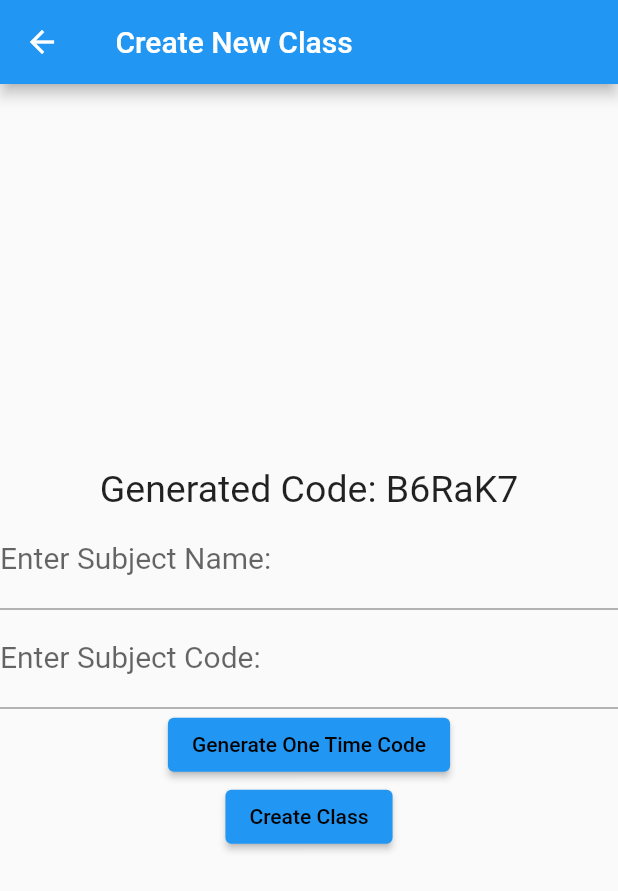
After one commit to Being-Altruistic/AttendanceSystem_Flutter-main, a Flutter app: the CreateClassFaculty screen opened directly, after a tap on "Generate One Time Code", on a phone screen of 412 x 824 dp. The commit adds this screen. Shown: the top 891 px of the screen. Run offline on Flutter 3.47's test engine with Material 2 defaults, Android fonts, the light colour scheme and no system bars; our stand-ins replace fluttertoast, shared_preferences; missing offline and left inert: dart:ffi, otp; accounts and stored records are empty.

Commit message:
Faculty Create Class done

```diff
--- /dev/null
+++ b/lib/createNewFacultyClass.dart
@@ -0,0 +1,165 @@
+import 'dart:convert';
+import 'dart:ffi';
+import 'dart:math';
+
+import 'package:attendancesystem/facultyDashboard.dart';
+import 'package:flutter/material.dart';
+import 'package:fluttertoast/fluttertoast.dart';
+import 'package:http/http.dart' as http;
+import 'package:shared_preferences/shared_preferences.dart';
+
+class CreateClassFaculty extends StatefulWidget {
+  const CreateClassFaculty({super.key});
+
+  @override
+  State<CreateClassFaculty> createState() => _CreateClassFacultyState();
+}
+
+class _CreateClassFacultyState extends State<CreateClassFaculty> {
+  static String user_id_saved_session_value = "";
+  static String user_name_saved_session_value = "";
+  TextEditingController subject_name = TextEditingController();
+  TextEditingController subject_code = TextEditingController();
+
+  String class_code = "";
+  generateRandomString() {
+    setState(() {
+      int length = 6;
+      final random = Random();
+      const availableChars =
+          'AaBbCcDdEeFfGgHhIiJjKkLlMmNnOoPpQqRrSsTtUuVvWwXxYyZz1234567890';
+      final randomString = List.generate(length,
+              (index) => availableChars[random.nextInt(availableChars.length)])
+          .join();
+
+      class_code = randomString;
+    });
+  }
+
+  Future getUserName() async {
+    SharedPreferences preferences_name = await SharedPreferences.getInstance();
+    setState(() {
+      user_name_saved_session_value = preferences_name.getString('user_name')!;
+    });
+  }
+
+  Future getUserId() async {
+    SharedPreferences preferences_id = await SharedPreferences.getInstance();
+    setState(() {
+      user_id_saved_session_value = preferences_id.getString('user_id')!;
+    });
+  }
+
+  Future createClass() async {
+    SharedPreferences preferences_name = await SharedPreferences.getInstance();
+    user_name_saved_session_value = preferences_name.getString('user_name')!;
+
+    if (subject_code.text.isNotEmpty && subject_name.text.isNotEmpty) {
+      var url =
+          "https://gopunchin.000webhostapp.com/create_new_subject_classroom_faculty.php";
+      var response = await http.post(Uri.parse(url), body: {
+        'user_id': user_id_saved_session_value,
+        'user_name': user_name_saved_session_value,
+        'subject_name': subject_name.text,
+        'subject_code': subject_code.text,
+        'class_code': class_code
+      });
+      var data = json.decode(response.body);
+      if (data == 'Error') {
+        Fluttertoast.showToast(
+            msg: "Class Already Created",
+            toastLength: Toast.LENGTH_SHORT,
+            gravity: ToastGravity.CENTER,
+            timeInSecForIosWeb: 1,
+            backgroundColor: Colors.red,
+            textColor: Colors.white,
+            fontSize: 16.0);
+      } else {
+        Fluttertoast.showToast(
+            msg: "Class Created Successfully",
+            toastLength: Toast.LENGTH_SHORT,
+            gravity: ToastGravity.CENTER,
+            timeInSecForIosWeb: 1,
+            backgroundColor: Colors.green,
+            textColor: Colors.white,
+            fontSize: 16.0);
+      }
+    } else {
+      Fluttertoast.showToast(
+          msg: "Please fill required details",
+          toastLength: Toast.LENGTH_SHORT,
+          gravity: ToastGravity.CENTER,
+          timeInSecForIosWeb: 1,
+          backgroundColor: Colors.red,
+          textColor: Colors.white,
+          fontSize: 16.0);
+    }
+  }
+
+  @override
+  Widget build(BuildContext context) {
+    return Scaffold(
+        appBar: AppBar(
+          title: Text(' Create New Class '),
+        ),
+        body: SafeArea(
+          child: Column(
+            mainAxisAlignment: MainAxisAlignment.center,
+            crossAxisAlignment: CrossAxisAlignment.center,
+            children: [
+              // Text('user_name $user_id_saved_session_value'),
+              // Text('user_name $user_name_saved_session_value'),
+              Text(
+                'Generated Code: $class_code',
+                textAlign: TextAlign.center,
+                style: const TextStyle(fontSize: 25.0),
+              ),
+              TextFormField(
+                controller: subject_name,
+                style: const TextStyle(fontSize: 20.0),
+                keyboardType: TextInputType.name,
+                decoration: const InputDecoration(
+                    border: UnderlineInputBorder(),
+                    labelText: 'Enter Subject Name: '),
+              ),
+              TextFormField(
+                controller: subject_code,
+                style: const TextStyle(fontSize: 20.0),
+                keyboardType: TextInputType.name,
+                decoration: const InputDecoration(
+                    border: UnderlineInputBorder(),
+                    labelText: 'Enter Subject Code: '),
+              ),
+              ElevatedButton(
+                  style: ButtonStyle(
+                      foregroundColor:
+                          MaterialStateProperty.all<Color>(Colors.black)),
+                  onPressed: (() {
+                    generateRandomString();
+                  }),
+                  child: Text('Generate One Time Code')),
+              ElevatedButton(
+                  style: ButtonStyle(
+                      foregroundColor:
+                          MaterialStateProperty.all<Color>(Colors.black)),
+                  onPressed: (() {
+                    createClass();
+                    Navigator.push(
+                      context,
+                      MaterialPageRoute(
+                          builder: (context) => const FacultyDashboard()),
+                    );
+                  }),
+                  child: Text('Create Class')),
+            ],
+          ),
+        ));
+  }
+
+  @override
+  void initState() {
+    super.initState();
+    getUserName();
+    getUserId();
+  }
+}
--- a/lib/facultyDashboard.dart
+++ b/lib/facultyDashboard.dart
@@ -1,11 +1,12 @@
 import 'dart:convert';
+import 'dart:math';
 
+import 'package:attendancesystem/createNewFacultyClass.dart';
 import 'package:attendancesystem/homepage.dart';
 import 'package:attendancesystem/subjects.dart';
 import 'package:flutter/material.dart';
 import 'package:fluttertoast/fluttertoast.dart';
 import 'package:shared_preferences/shared_preferences.dart';
-import 'package:attendancesystem/subjects.dart';
 import 'package:http/http.dart' as http;
 import 'package:attendancesystem/generateotp.dart';
 
@@ -17,10 +18,38 @@ class FacultyDashboard extends StatefulWidget {
 }
 
 class _FacultyDashboardState extends State<FacultyDashboard> {
+  String class_code_global = "";
+  generateRandomString() {
+    setState(() {
+      int length = 6;
+      final random = Random();
+      const availableChars =
+          'AaBbCcDdEeFfGgHhIiJjKkLlMmNnOoPpQqRrSsTtUuVvWwXxYyZz1234567890';
+      final randomString = List.generate(length,
+              (index) => availableChars[random.nextInt(availableChars.length)])
+          .join();
+
+      class_code_global = randomString;
+    });
+  }
+
+  late TextEditingController subject_code;
+  late TextEditingController subject_name;
+
   static String user_name_saved_session_value =
       ""; // To access the stored user name session value to display in on DRAWER welcome message.
   static String user_id_saved_session_value =
       ""; // To access the stored user ID session value to retrieve that user's respective classrooms
+  String u_name = "";
+  String s_name = "";
+  String s_code = "";
+
+  @override
+  void dispose() {
+    subject_code.dispose();
+    subject_name.dispose();
+    super.dispose();
+  }
 
   // Session Management
   Future getUsername() async {
@@ -51,6 +80,82 @@ class _FacultyDashboardState extends State<FacultyDashboard> {
     }
   }
 
+  Future createClass() async {
+    try {
+      SharedPreferences preferences = await SharedPreferences.getInstance();
+
+      // Getting user session data
+
+      user_id_saved_session_value = preferences.getString('user_id')!;
+      var url =
+          "https://gopunchin.000webhostapp.com/retrieveFacultyDetails.php";
+      var response = await http
+          .post(Uri.parse(url), body: {'user_id': user_id_saved_session_value});
+
+      // Fetched user details from USERS table
+
+      if (response.statusCode == 200) {
+        final data_retrieved = json.decode(response.body);
+        u_name = data_retrieved[0]['user_name'];
+      } else {
+        throw Exception('Failed to load');
+      }
+
+      var final_url =
+          "https://gopunchin.000webhostapp.com/create_new_subject_classroom_faculty.php";
+
+      var response_final = await http.post(Uri.parse(final_url), body: {
+        'user_id': user_id_saved_session_value,
+        'user_name': u_name,
+        'subject_name': subject_name.text,
+        'subject_code': subject_code.text,
+        'class_code': class_code_global
+      });
+
+      if (response_final.statusCode == 200) {
+        if (jsonDecode(response_final.body) == "Error") {
+          Fluttertoast.showToast(
+              msg: "Class already created",
+              toastLength: Toast.LENGTH_SHORT,
+              gravity: ToastGravity.CENTER,
+              timeInSecForIosWeb: 1,
+              backgroundColor: Colors.red,
+              textColor: Colors.white,
+              fontSize: 16.0);
+        } else {
+          Fluttertoast.showToast(
+              msg: "Class Joined for $subject_name",
+              toastLength: Toast.LENGTH_SHORT,
+              gravity: ToastGravity.CENTER,
+              timeInSecForIosWeb: 1,
+              backgroundColor: Colors.green,
+              textColor: Colors.white,
+              fontSize: 16.0);
+        }
+      }
+    } catch (e) {
+      print(e);
+      print(subject_code);
+      print(subject_name);
+      print(class_code_global);
+      Fluttertoast.showToast(
+          msg: "ERROR",
+          toastLength: Toast.LENGTH_SHORT,
+          gravity: ToastGravity.CENTER,
+          timeInSecForIosWeb: 1,
+          backgroundColor: Colors.red,
+          textColor: Colors.white,
+          fontSize: 16.0);
+    }
+
+    Navigator.push(
+      context,
+      MaterialPageRoute(
+        builder: (context) => FacultyDashboard(),
+      ),
+    );
+  }
+
   Future logOut(BuildContext context) async {
     SharedPreferences preferences = await SharedPreferences.getInstance();
     preferences.remove('user_name');
@@ -73,6 +178,36 @@ class _FacultyDashboardState extends State<FacultyDashboard> {
 
   @override
   Widget build(BuildContext context) {
+    void submit() {
+      Navigator.of(context).pop(subject_code);
+      Navigator.of(context).pop(subject_name);
+      Navigator.of(context).pop(class_code_global);
+    }
+
+    Future<List<String?>?> insertClass() => showDialog<List<String>>(
+        context: context,
+        builder: (context) => AlertDialog(
+              title: Text('Create Class'),
+              content: Column(
+                children: [
+                  TextField(
+                    autofocus: true,
+                    decoration: InputDecoration(hintText: 'Enter Subject Name'),
+                    controller: subject_name,
+                  ),
+                  TextField(
+                    autofocus: true,
+                    decoration: InputDecoration(hintText: 'Enter Subject Code'),
+                    controller: subject_code,
+                  ),
+                  Text('One Time Code $class_code_global')
+                ],
+              ),
+              actions: [
+                TextButton(onPressed: createClass, child: Text('Create'))
+              ],
+            ));
+
     Widget buildClasses(List<Subjects> subjects) => ListView.builder(
           itemCount: subjects.length,
           itemBuilder: (context, index) {
@@ -119,6 +254,16 @@ class _FacultyDashboardState extends State<FacultyDashboard> {
             ],
           ),
         ),
+        floatingActionButton: FloatingActionButton(
+          onPressed: () {
+            Navigator.push(
+              context,
+              MaterialPageRoute(
+                  builder: (context) => const CreateClassFaculty()),
+            );
+          },
+          child: Icon(Icons.add),
+        ),
         appBar: AppBar(
           title: Text(' Find Your Class '),
         ),
```
Also changed, not shown: lib/sample.dart (added, +18 -0 lines), lib/signin.dart (+17 -26 lines).
